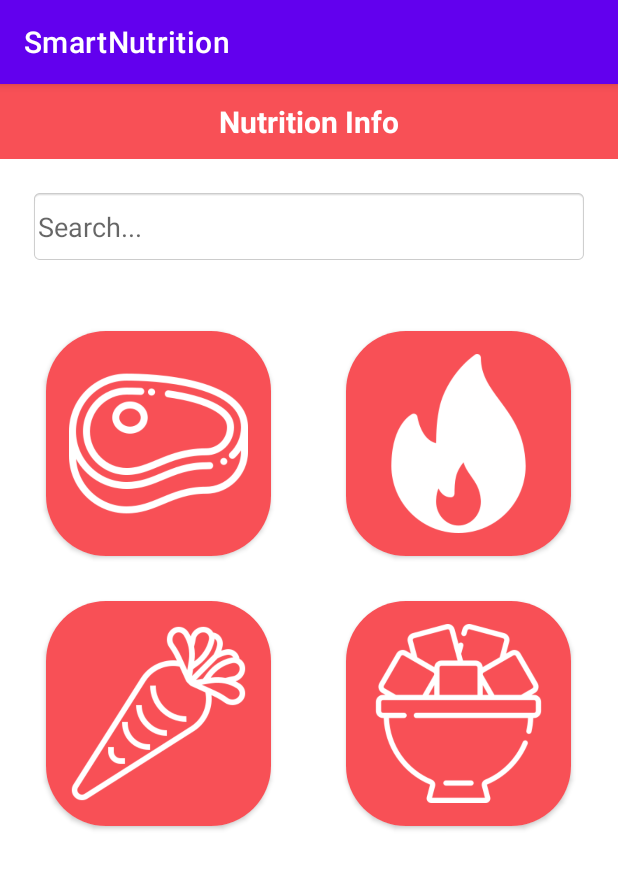
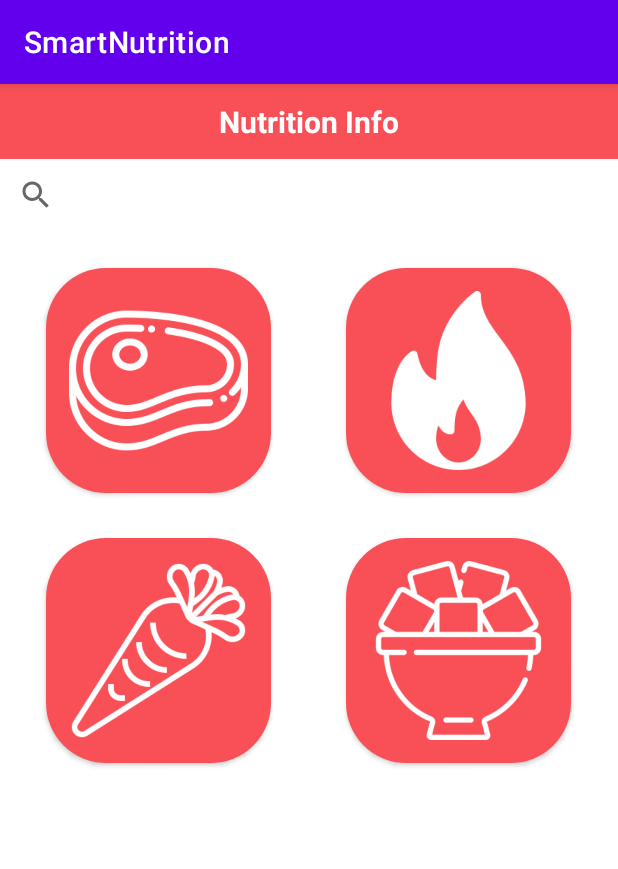
Before and after one commit to SmartNutrition11/smartnutrition, an Android app: the CalorieCounterActivity screen opened directly, with no data from a screen before it, on a phone screen of 412 x 824 dp. Shown: the top 869 px of the screen. Run offline under Robolectric (Android 15) with nearby library versions, the phone set to English and light mode, and no system bars.

```diff
--- a/app/src/main/AndroidManifest.xml
+++ b/app/src/main/AndroidManifest.xml
@@ -1,7 +1,7 @@
 <?xml version="1.0" encoding="utf-8"?>
 <manifest xmlns:android="http://schemas.android.com/apk/res/android"
     package="edu.uc.mille5bm.smartnutrition">
-
+    <uses-permission android:name="android.permission.INTERNET"></uses-permission>
     <application
         android:allowBackup="true"
         android:icon="@mipmap/ic_launcher"
--- a/app/src/main/res/layout/activity_nutrition_info.xml
+++ b/app/src/main/res/layout/activity_nutrition_info.xml
@@ -19,15 +19,10 @@
         android:textSize="20dp"
         android:textStyle="bold" />
 
-<EditText
-    android:layout_width="match_parent"
-    android:layout_height="50dp"
-    android:layout_margin="20dp"
-    android:hint="Search..."
-    android:padding="5dp"
-    android:background="@android:drawable/editbox_background_normal"
+    <SearchView
+        android:layout_width="match_parent"
+        android:layout_height="wrap_content" />
 
-    />
     <LinearLayout
         android:layout_width="match_parent"
         android:gravity="center"
```
Also changed, not shown: app/src/main/java/edu/uc/mille5bm/smartnutrition/dao/IFoodDAO.kt (+8 -1 lines), app/src/main/res/layout/activity_main.xml (+1 -11 lines).
